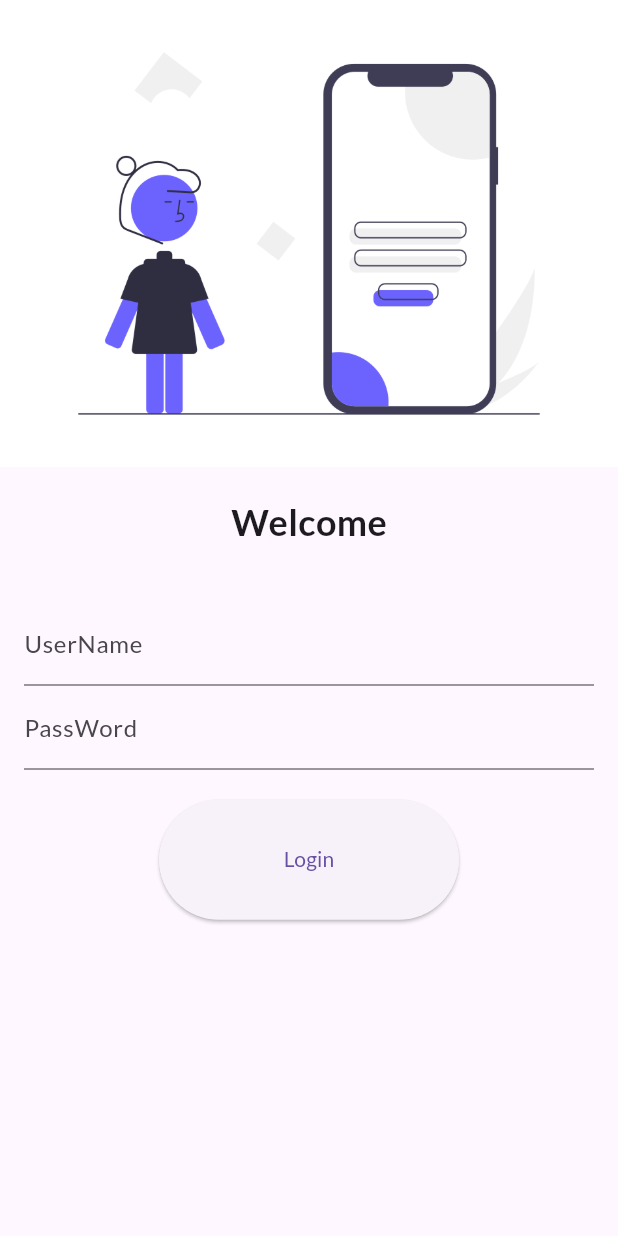
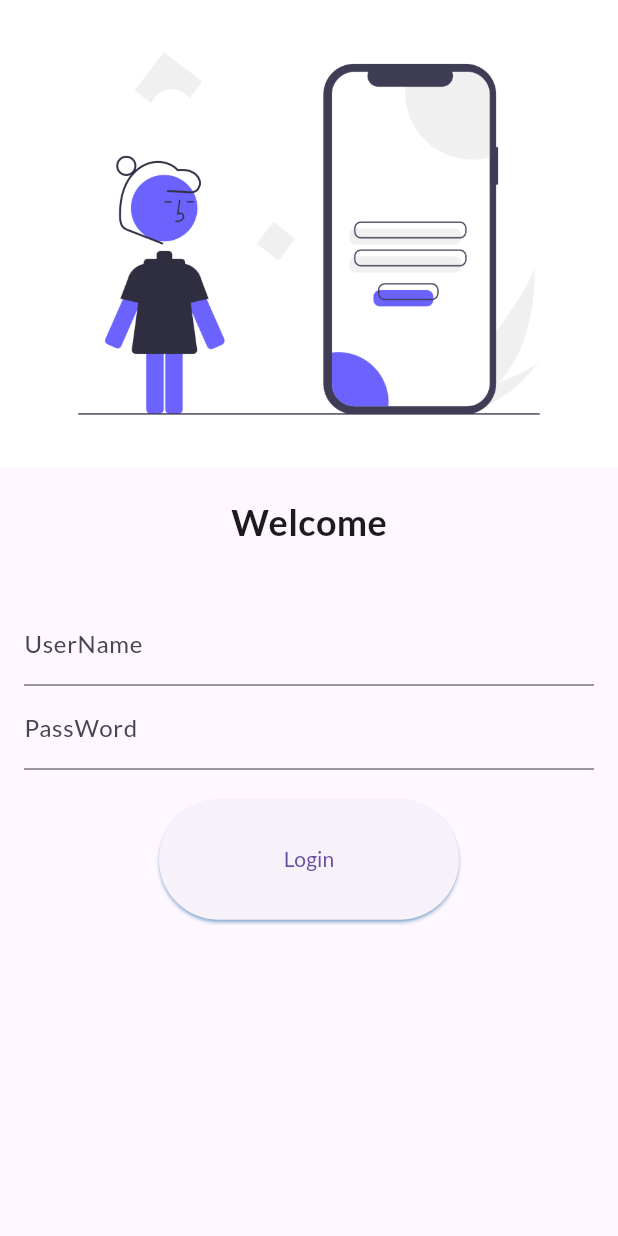
Before and after one commit to Hassan-Jamal/Mobile_App_Development, a Flutter app: the screen it shows after launch, on a phone screen of 412 x 824 dp. Run offline on Flutter 3.47's test engine with Material 3 defaults, Android fonts, the phone set to English and light mode, and no system bars; our stand-ins replace google_fonts.

```diff
--- a/lib/main.dart
+++ b/lib/main.dart
@@ -14,6 +14,7 @@ class MyApp extends StatelessWidget {
   @override
   Widget build(BuildContext context) {
     return MaterialApp(
+     // debugShowCheckedModeBanner: false,
        home: LoginPage(),  //default route but now we add "/" for home
       themeMode: ThemeMode.dark,
       darkTheme: ThemeData(
--- a/lib/pages/login_page.dart
+++ b/lib/pages/login_page.dart
@@ -59,8 +59,13 @@ class LoginPage extends StatelessWidget {
                     height: 20,
                   ),
                   ElevatedButton(
-                    child: Text("Login"),
-                    style: TextButton.styleFrom(minimumSize: Size(200, 80)),
+                    child: Text(
+                      "Login",
+                    ),
+                    style: TextButton.styleFrom(
+                      minimumSize: Size(200, 80),
+                      shadowColor: Colors.blue,
+                    ),
                     onPressed: () {
                       Navigator.pushNamed(context, MyRoutes.homeRoute);
                     },
```
